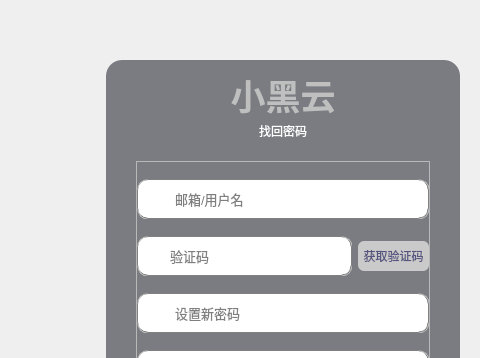
Old version of the form ui/ForPass.ui in the repository aibotez/SBCClientV2; both pictures show x 293 to 773 and y 0 to 358 of the 773 by 570 pixel window.
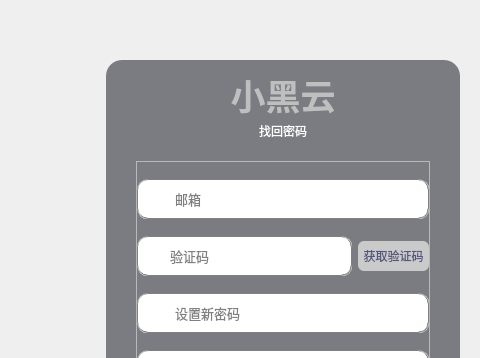
New version of the form. Icons and pictures are not drawn.

What changed in the file:
```diff
--- a/ui/ForPass.ui
+++ b/ui/ForPass.ui
@@ -259,7 +259,7 @@
                <bool>false</bool>
               </property>
               <property name="placeholderText">
-               <string>邮箱/用户名</string>
+               <string>邮箱</string>
               </property>
              </widget>
             </item>
```
